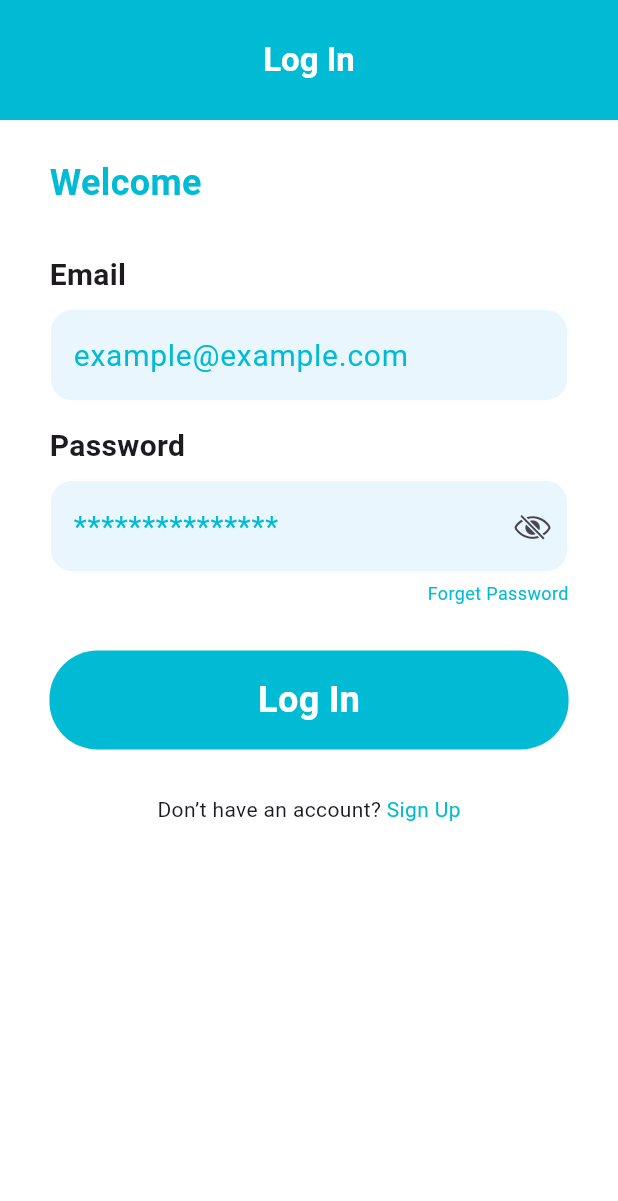
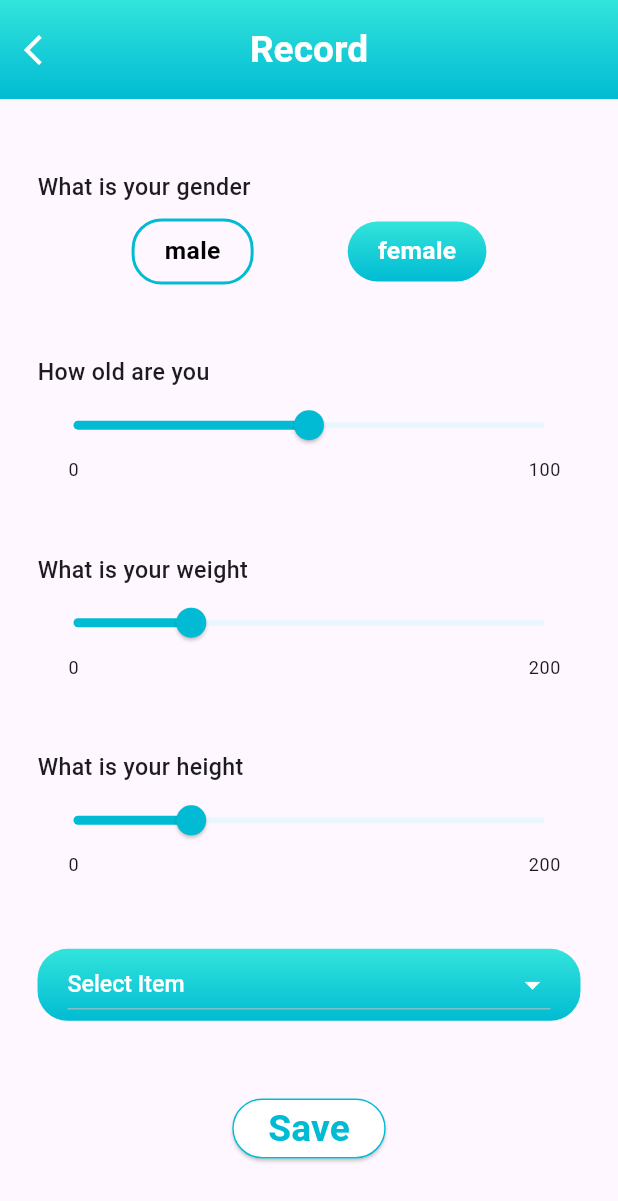
Before and after one commit to Universityprojects1/swe_medical, a Flutter app: the screen it shows after launch, on a phone screen of 412 x 824 dp. Shown: the top 1201 px of the screen. Run offline on Flutter 3.47's test engine with Material 3 defaults, Android fonts, the phone set to English and light mode, and no system bars; drawn by our look-alikes of syncfusion_flutter_sliders; our stand-ins replace bloc, cloud_firestore, dio, dropdown_button2, easy_date_timeline, firebase_auth and 15 more; missing offline and left inert: time_slot; accounts and stored records are empty.

Commit message:
gender section ui is done section widget ui is done blood type dropdown widget ui is done save button ui is done

```diff
--- a/lib/config/routes/routes.dart
+++ b/lib/config/routes/routes.dart
@@ -6,20 +6,20 @@ import 'package:swe_medical/features/home_layout_feature/presentation/manger/hom
 import 'package:swe_medical/features/home_layout_feature/presentation/pages/home_layout_page.dart';
 import 'package:swe_medical/features/payment_feature/pages/congratulation_payment_page.dart';
 import 'package:swe_medical/features/payment_feature/pages/payment_page.dart';
+import 'package:swe_medical/features/record_feature/pages/record_page.dart';
 import 'package:swe_medical/features/splash_feature/spalsh_page.dart';
 
 import '../../features/auth_feature/presentation/views/sign_in_page.dart';
 
 class AppRoute {
-  static const splash = '/';
+  static const splash = '/a';
   static const homeLayout = '/homeLayout';
   static const signIn = '/SignIn';
   static const signUp = '/SignUp';
   static const forgetPassword = '/ForgetPassword';
   static const payment = '/payment';
-
-
   static const congratulationPayment = '/congratulation_payment';
+  static const record = '/';
 
   static final router = GoRouter(
     routes: [
@@ -54,6 +54,10 @@ class AppRoute {
         path: congratulationPayment,
         builder: (context, state) => const CongratulationPaymentPage(),
       ),
+      GoRoute(
+        path: record,
+        builder: (context, state) => const RecordPage(),
+      ),
     ],
   );
 }
--- a/lib/features/payment_feature/widgets/congratulation_payment_page_widgets/custom_gradient_app_bar_widget.dart
+++ b/lib/core/utils/component/custom_gradient_app_bar_widget.dart
@@ -4,7 +4,8 @@ import '../../../../core/utils/app_color.dart';
 import '../../../../core/utils/app_style.dart';
 
 class CustomGradientAppBarWidget extends StatelessWidget implements PreferredSizeWidget {
-  const CustomGradientAppBarWidget({super.key});
+  final String title;
+  const CustomGradientAppBarWidget({super.key,required this.title});
 
   @override
   Widget build(BuildContext context) {
@@ -26,7 +27,7 @@ class CustomGradientAppBarWidget extends StatelessWidget implements PreferredSiz
             )),
 
         title: Text(
-          "Payment",
+          title,
           style: TextStyle(
               fontSize: AppStyle.responsiveFont(fontSize: 24, context: context),
               color: AppColor.whiteColor,
--- /dev/null
+++ b/lib/core/utils/enums/gender_enum.dart
@@ -0,0 +1 @@
+enum Gender { male, female }
--- a/lib/features/payment_feature/pages/congratulation_payment_page.dart
+++ b/lib/features/payment_feature/pages/congratulation_payment_page.dart
@@ -1,7 +1,7 @@
 import 'package:flutter/material.dart';
 
+import '../../../core/utils/component/custom_gradient_app_bar_widget.dart';
 import '../widgets/congratulation_payment_page_widgets/appointment_details_widget.dart';
-import '../widgets/congratulation_payment_page_widgets/custom_gradient_app_bar_widget.dart';
 import '../widgets/congratulation_payment_page_widgets/gradient_return_button_widget.dart';
 import '../widgets/congratulation_payment_page_widgets/payment_congratulation_message_widget.dart';
 
@@ -11,7 +11,7 @@ class CongratulationPaymentPage extends StatelessWidget {
   @override
   Widget build(BuildContext context) {
     return Scaffold(
-      appBar: const CustomGradientAppBarWidget(),
+      appBar: const CustomGradientAppBarWidget(title: 'Payment',),
       body: Column(
         mainAxisAlignment: MainAxisAlignment.spaceEvenly,
         crossAxisAlignment: CrossAxisAlignment.center,
--- /dev/null
+++ b/lib/features/record_feature/pages/record_page.dart
@@ -0,0 +1,39 @@
+import 'package:flutter/material.dart';
+import 'package:swe_medical/core/utils/component/custom_gradient_app_bar_widget.dart';
+
+import '../widgets/blood_type_drop_down_widget.dart';
+import '../widgets/gender_section_widget.dart';
+import '../widgets/save_button_widget.dart';
+import '../widgets/section_widget.dart';
+
+class RecordPage extends StatelessWidget {
+  const RecordPage({super.key});
+
+  @override
+  Widget build(BuildContext context) {
+    return const Scaffold(
+      appBar: CustomGradientAppBarWidget(title: "Record"),
+      body: Padding(
+        padding: EdgeInsets.symmetric(horizontal: 25),
+        child: Column(
+          mainAxisAlignment: MainAxisAlignment.spaceEvenly,
+          children: [
+            GenderSectionWidget(),
+            SectionWidget(
+              title: "How old are you",
+              maxInterval: 100,
+            ),
+            SectionWidget(
+              title: "What is your weight",
+            ),
+            SectionWidget(
+              title: "What is your height",
+            ),
+            BloodTypeDropdownWidget(),
+            SaveButtonWidget()
+          ],
+        ),
+      ),
+    );
+  }
+}
--- /dev/null
+++ b/lib/features/record_feature/widgets/blood_type_drop_down_widget.dart
@@ -0,0 +1,57 @@
+import 'package:flutter/material.dart';
+import '../../../core/utils/app_color.dart';
+import '../../../core/utils/app_style.dart';
+
+class BloodTypeDropdownWidget extends StatefulWidget {
+  const BloodTypeDropdownWidget({super.key});
+
+  @override
+  _BloodTypeDropdownWidgetState createState() =>
+      _BloodTypeDropdownWidgetState();
+}
+
+class _BloodTypeDropdownWidgetState extends State<BloodTypeDropdownWidget> {
+  String? _selectedItem;
+  final List<String> _items = ['A', 'B', 'AB', 'O'];
+
+  @override
+  Widget build(BuildContext context) {
+    return Container(
+      decoration: BoxDecoration(
+        gradient: const LinearGradient(
+            begin: Alignment.topCenter,
+            end: Alignment.bottomCenter,
+            colors: [AppColor.whitePrimaryColor, AppColor.primaryColor]),
+        borderRadius: BorderRadius.circular(20), // Rounded corners
+      ),
+      child: DropdownButton<String>(
+        padding: const EdgeInsets.symmetric(horizontal: 20),
+        value: _selectedItem,
+        hint: Text('Select Item',
+            style: TextStyle(
+                fontSize:
+                AppStyle.responsiveFont(fontSize: 15, context: context),
+                color: AppColor.whiteColor,
+                fontWeight: FontWeight.w500)),
+        isExpanded: true,
+        dropdownColor: AppColor.primaryColor,
+        icon: const Icon(Icons.arrow_drop_down, color: AppColor.whiteColor),
+        style: TextStyle(
+            fontSize: AppStyle.responsiveFont(fontSize: 15, context: context),
+            color: AppColor.whiteColor,
+            fontWeight: FontWeight.w500),
+        items: _items.map((String item) {
+          return DropdownMenuItem<String>(
+            value: item,
+            child: Text(item),
+          );
+        }).toList(),
+        onChanged: (String? newValue) {
+          setState(() {
+            _selectedItem = newValue;
+          });
+        },
+      ),
+    );
+  }
+}
--- /dev/null
+++ b/lib/features/record_feature/widgets/gender_container_widget.dart
@@ -0,0 +1,35 @@
+import 'package:flutter/material.dart';
+import '../../../core/utils/app_color.dart';
+import '../../../core/utils/app_style.dart';
+import '../../../core/utils/enums/gender_enum.dart';
+class GenderContainerWidget extends StatelessWidget {
+  final Gender gender;
+  final bool isSelected;
+  const GenderContainerWidget(
+      {super.key, required this.gender, required this.isSelected});
+
+  @override
+  Widget build(BuildContext context) {
+    return Container(
+      padding: const EdgeInsets.symmetric(horizontal: 20, vertical: 8),
+      decoration: BoxDecoration(
+          borderRadius: BorderRadius.circular(20),
+          border: isSelected
+              ? null
+              : Border.all(color: AppColor.primaryColor, width: 2),
+          gradient: isSelected
+              ? const LinearGradient(
+              begin: Alignment.topCenter,
+              end: Alignment.bottomCenter,
+              colors: [AppColor.whitePrimaryColor, AppColor.primaryColor])
+              : null),
+      child: Text(
+        gender.name,
+        style: TextStyle(
+            fontSize: AppStyle.responsiveFont(fontSize: 16, context: context),
+            color: isSelected ? AppColor.whiteColor : AppColor.blackColor,
+            fontWeight: FontWeight.w600),
+      ),
+    );
+  }
+}
--- /dev/null
+++ b/lib/features/record_feature/widgets/gender_section_widget.dart
@@ -0,0 +1,41 @@
+import 'package:flutter/material.dart';
+import '../../../core/utils/app_style.dart';
+import '../../../core/utils/enums/gender_enum.dart';
+import 'gender_container_widget.dart';
+
+class GenderSectionWidget extends StatelessWidget {
+  const GenderSectionWidget({
+    super.key,
+  });
+
+  @override
+  Widget build(BuildContext context) {
+    return Column(
+      crossAxisAlignment: CrossAxisAlignment.start,
+      children: [
+        Text(
+          "What is your gender",
+          style: TextStyle(
+              fontSize: AppStyle.responsiveFont(fontSize: 15, context: context),
+              fontWeight: FontWeight.w500),
+        ),
+        const SizedBox(
+          height: 10,
+        ),
+        const Row(
+          mainAxisAlignment: MainAxisAlignment.spaceEvenly,
+          children: [
+            GenderContainerWidget(
+              gender: Gender.male,
+              isSelected: false,
+            ),
+            GenderContainerWidget(
+              gender: Gender.female,
+              isSelected: true,
+            )
+          ],
+        )
+      ],
+    );
+  }
+}
--- /dev/null
+++ b/lib/features/record_feature/widgets/save_button_widget.dart
@@ -0,0 +1,27 @@
+import 'package:flutter/material.dart';
+import '../../../core/utils/app_color.dart';
+import '../../../core/utils/app_style.dart';
+
+class SaveButtonWidget extends StatelessWidget {
+  const SaveButtonWidget({
+    super.key,
+  });
+
+  @override
+  Widget build(BuildContext context) {
+    return ElevatedButton(
+        onPressed: () {},
+        style: ElevatedButton.styleFrom(
+            backgroundColor: AppColor.whiteColor,
+            side: const BorderSide(
+              color: AppColor.primaryColor, // Cyan border color
+              width: 1, // Border width
+            )),
+        child: Text("Save",
+            style: TextStyle(
+                fontSize: AppStyle.responsiveFont(
+                    fontSize: 24, context: context),
+                color: AppColor.primaryColor,
+                fontWeight: FontWeight.w600)));
+  }
+}
--- /dev/null
+++ b/lib/features/record_feature/widgets/section_widget.dart
@@ -0,0 +1,29 @@
+import 'package:flutter/material.dart';
+import 'package:swe_medical/features/record_feature/widgets/slider_widget.dart';
+import '../../../core/utils/app_style.dart';
+
+
+class SectionWidget extends StatelessWidget {
+  final String title;
+  final int maxInterval;
+  const SectionWidget({super.key, required this.title, this.maxInterval = 200});
+
+  @override
+  Widget build(BuildContext context) {
+    return Column(
+      crossAxisAlignment: CrossAxisAlignment.start,
+      children: [
+        Text(
+          title,
+          style: TextStyle(
+              fontSize: AppStyle.responsiveFont(fontSize: 15, context: context),
+              fontWeight: FontWeight.w500),
+        ),
+        SliderWidget(
+          currentValue: 50,
+          maxInterval: maxInterval,
+        )
+      ],
+    );
+  }
+}
--- /dev/null
+++ b/lib/features/record_feature/widgets/slider_widget.dart
@@ -0,0 +1,33 @@
+import 'package:flutter/material.dart';
+import 'package:syncfusion_flutter_sliders/sliders.dart';
+import '../../../core/utils/app_color.dart';
+
+class SliderWidget extends StatelessWidget {
+  final int maxInterval;
+  final int currentValue;
+  const SliderWidget(
+      {super.key, required this.currentValue, required this.maxInterval});
+
+  @override
+  Widget build(BuildContext context) {
+    return SfSlider(
+      min: 0,
+      max: maxInterval,
+      value: currentValue,
+      showLabels: true,
+      stepSize: 1,
+      enableTooltip: true,
+      tooltipShape: const SfPaddleTooltipShape(),
+      onChanged: (newValue) {
+        //  currentValue = newValue.toInt();
+      },
+      activeColor: AppColor.primaryColor,
+      inactiveColor: AppColor.lightPrimaryColor,
+      labelFormatterCallback: (dynamic actualValue, String formattedText) {
+        if (actualValue == 0) return '0';
+        if (actualValue == maxInterval) return maxInterval.toString();
+        return '';
+      },
+    );
+  }
+}
--- a/pubspec.yaml
+++ b/pubspec.yaml
@@ -69,6 +69,7 @@ dependencies:
   flutter_screenutil:
   image_picker: ^1.1.2
   firebase_auth: ^5.3.4
+  syncfusion_flutter_sliders: ^28.1.33
 
 dev_dependencies:
   flutter_test:
```
Also changed, not shown: pubspec.lock.
